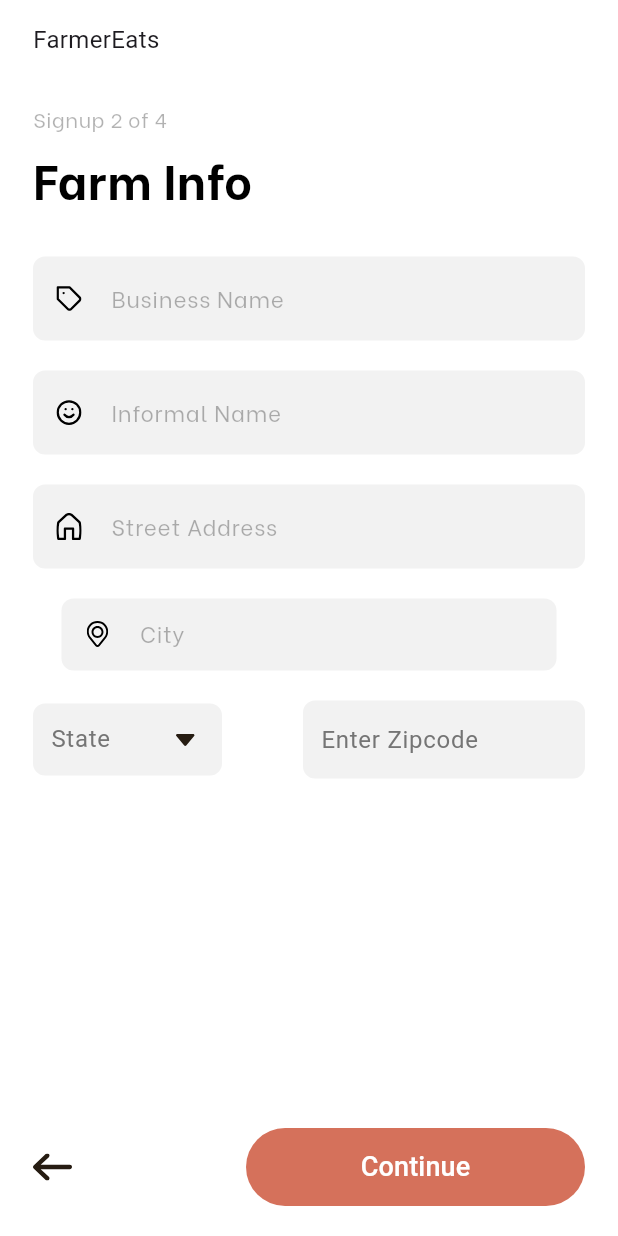
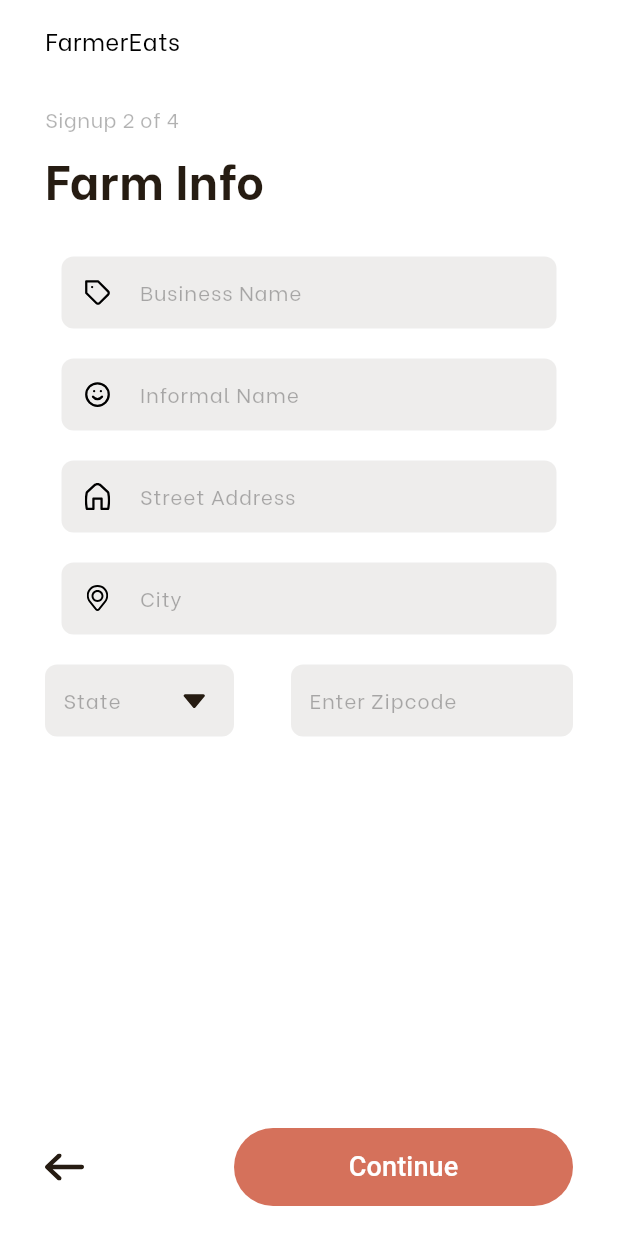
Before and after one commit to asheesh20/software_lab, a Flutter app: the SignupTwo screen opened directly, on a phone screen of 412 x 824 dp. Run offline on Flutter 3.47's test engine with Material 3 defaults, Android fonts, the phone set to English and light mode, and no system bars; our stand-ins replace flutter_svg; Roboto replaces fonts that are missing (assets/fonts/BeVietnam-ExtraBold.ttf).

Commit message:
signuptwo screen finalized

```diff
--- a/lib/main.dart
+++ b/lib/main.dart
@@ -23,8 +23,8 @@ class MyApp extends StatelessWidget {
       //home: ForgotPassword(),
       //home: VerifyOtp(),
       //home: ResetPassword(),
-      home: SignupOne(),
-      //home: SignupTwo(),
+      //home: SignupOne(),
+      home: SignupTwo(),
       //home: SignupThree(),
       //home: SignupFour(),
       //home: SignupFive(),
--- a/lib/views/signup_one.dart
+++ b/lib/views/signup_one.dart
@@ -185,6 +185,7 @@ class _SignupOneState extends State<SignupOne> {
                       height: 48,
                       width: 330,
                       child: TextFormField(
+                        obscureText: true,
                         decoration: InputDecoration(
                           prefixIcon: Padding(
                             padding: const EdgeInsets.all(15.0),
@@ -218,6 +219,7 @@ class _SignupOneState extends State<SignupOne> {
                       height: 48,
                       width: 330,
                       child: TextFormField(
+                        obscureText: true,
                         decoration: InputDecoration(
                           prefixIcon: Padding(
                             padding: const EdgeInsets.all(15.0),
--- a/lib/views/signup_two.dart
+++ b/lib/views/signup_two.dart
@@ -16,13 +16,18 @@ class _SignupTwoState extends State<SignupTwo> {
       backgroundColor: Colors.white,
       body: SafeArea(
           child: Padding(
-        padding: const EdgeInsets.symmetric(horizontal: 22.0, vertical: 15),
+        padding: const EdgeInsets.symmetric(horizontal: 30.0, vertical: 15),
         child: Column(
           crossAxisAlignment: CrossAxisAlignment.start,
           children: [
             const Text(
               'FarmerEats',
-              style: TextStyle(fontSize: 16, fontWeight: FontWeight.w400),
+              style: TextStyle(
+                fontSize: 16,
+                fontWeight: FontWeight.w400,
+                fontFamily: 'BeVietnam',
+                color: Color.fromRGBO(0, 0, 0, 1),
+              ),
             ),
             const SizedBox(height: 30),
             const Text(
@@ -30,17 +35,18 @@ class _SignupTwoState extends State<SignupTwo> {
               style: TextStyle(
                 fontFamily: 'BeVietnam',
                 fontSize: 14,
-                  color: Color.fromARGB(77, 0, 0, 0),
-                  fontWeight: FontWeight.w500),
+                color: Color.fromRGBO(0, 0, 0, 0.3),
+                fontWeight: FontWeight.w500,
+              ),
             ),
             const SizedBox(height: 7),
             const Text(
               'Farm Info',
               style: TextStyle(
-                fontFamily: 'BeVietnam',
-                color: Colors.black,
+                color: Color.fromRGBO(38, 28, 18, 1),
                 fontSize: 32,
                 fontWeight: FontWeight.w700,
+                fontFamily: 'BeVietnam',
               ),
             ),
             const SizedBox(
@@ -50,67 +56,80 @@ class _SignupTwoState extends State<SignupTwo> {
               key: _formKey,
               child: Column(
                 children: [
-                  TextFormField(
+                  SizedBox(
+                    height: 48,
+                    width: 330,
+                    child: TextFormField(
                       decoration: InputDecoration(
                         prefixIcon: Padding(
                           padding: const EdgeInsets.all(15.0),
                           child: SizedBox(
                             child: SvgPicture.asset(
                               'assets/images/business_name.svg',
-                            height: 1,
-                            width: 1,
                             ),
                           ),
                         ),
                         hintText: 'Business Name',
                         hintStyle: const TextStyle(
-                        color: Color(0x4D000000),
+                          color: Color.fromRGBO(0, 0, 0, 0.3),
                           fontWeight: FontWeight.w400,
                           fontFamily: 'BeVietnam',
-                        fontSize: 15,
+                          fontSize: 14,
                         ),
                         filled: true,
-                      fillColor: const Color(0xFFF2F2F2),
+                        fillColor: const Color.fromRGBO(38, 28, 18, 1)
+                            .withOpacity(0.08),
                         border: OutlineInputBorder(
                           borderRadius: BorderRadius.circular(8),
                           borderSide: BorderSide.none,
+                        ),
+                        contentPadding:
+                            const EdgeInsets.symmetric(horizontal: 20),
                       ),
                     ),
                   ),
                   const SizedBox(
                     height: 20,
                   ),
-                  TextFormField(
+                  SizedBox(
+                    height: 48,
+                    width: 330,
+                    child: TextFormField(
                       decoration: InputDecoration(
                         prefixIcon: Padding(
                           padding: const EdgeInsets.all(15.0),
                           child: SizedBox(
                             child: SvgPicture.asset(
                               'assets/images/informal_name.svg',
-                            height: 1,
-                            width: 1,
                             ),
                           ),
                         ),
                         hintText: 'Informal Name',
                         hintStyle: const TextStyle(
-                        color: Color(0x4D000000),
+                          color: Color.fromRGBO(0, 0, 0, 0.3),
                           fontWeight: FontWeight.w400,
                           fontFamily: 'BeVietnam',
-                        fontSize: 15,
+                          fontSize: 14,
                         ),
                         filled: true,
-                      fillColor: const Color(0xFFF2F2F2),
+                        fillColor: const Color.fromRGBO(38, 28, 18, 1)
+                            .withOpacity(0.08),
                         border: OutlineInputBorder(
                           borderRadius: BorderRadius.circular(8),
                           borderSide: BorderSide.none,
+                        ),
+                        contentPadding:
+                            const EdgeInsets.symmetric(horizontal: 20),
                       ),
                     ),
                   ),
                   const SizedBox(
                     height: 20,
                   ),
-                  TextFormField(
+                  SizedBox(
+                    height: 48,
+                    width: 330,
+                    child: TextFormField(
                       decoration: InputDecoration(
                           prefixIcon: Padding(
                             padding: const EdgeInsets.all(15.0),
@@ -122,17 +141,20 @@ class _SignupTwoState extends State<SignupTwo> {
                           ),
                           hintText: 'Street Address',
                           hintStyle: const TextStyle(
-                        color: Color(0x4D000000),
+                            color: Color.fromRGBO(0, 0, 0, 0.3),
                             fontWeight: FontWeight.w400,
                             fontFamily: 'BeVietnam',
-                        fontSize: 15,
+                            fontSize: 14,
                           ),
                           filled: true,
-                      fillColor: const Color(0xFFF2F2F2),
+                          fillColor: const Color.fromRGBO(38, 28, 18, 1)
+                              .withOpacity(0.08),
                           border: OutlineInputBorder(
                             borderRadius: BorderRadius.circular(8),
                             borderSide: BorderSide.none,
                           ),
+                          contentPadding:
+                              const EdgeInsets.symmetric(horizontal: 20)),
                     ),
                   ),
                   const SizedBox(height: 20),
@@ -146,24 +168,25 @@ class _SignupTwoState extends State<SignupTwo> {
                           child: SizedBox(
                             child: SvgPicture.asset(
                               'assets/images/city.svg',
-                              height: 1,
-                              width: 1,
                             ),
                           ),
                         ),
                         hintText: 'City',
                         hintStyle: const TextStyle(
-                          color: Color(0x4D000000),
+                          color: Color.fromRGBO(0, 0, 0, 0.3),
                           fontWeight: FontWeight.w400,
                           fontFamily: 'BeVietnam',
-                          fontSize: 15,
+                          fontSize: 14,
                         ),
                         filled: true,
-                        fillColor: const Color(0xFFF2F2F2),
+                        fillColor: const Color.fromRGBO(38, 28, 18, 1)
+                            .withOpacity(0.08),
                         border: OutlineInputBorder(
                           borderRadius: BorderRadius.circular(8),
                           borderSide: BorderSide.none,
                         ),
+                        contentPadding:
+                            const EdgeInsets.symmetric(horizontal: 20),
                       ),
                     ),
                   ),
@@ -175,7 +198,8 @@ class _SignupTwoState extends State<SignupTwo> {
                         width: 126,
                         height: 48,
                         decoration: BoxDecoration(
-                          color: const Color(0xFFF2F2F2),
+                          color: const Color.fromRGBO(38, 28, 18, 1)
+                              .withOpacity(0.08),
                           borderRadius: BorderRadius.circular(8),
                         ),
                         child: TextFormField(
@@ -185,16 +209,16 @@ class _SignupTwoState extends State<SignupTwo> {
                                 vertical: 12.0, horizontal: 12.0),
                             border: InputBorder.none,
                             hintText: 'State',
-                            hintStyle: TextStyle(
-                              color: Colors.grey.shade600,
-                              fontSize: 16,
+                            hintStyle: const TextStyle(
+                              color: Color.fromRGBO(0, 0, 0, 0.3),
+                              fontWeight: FontWeight.w400,
+                              fontFamily: 'BeVietnam',
+                              fontSize: 14,
                             ),
                             suffixIcon: Padding(
-                              padding: const EdgeInsets.all(18.0),
+                              padding: const EdgeInsets.all(19.0),
                               child: SvgPicture.asset(
                                 'assets/images/dropdown.svg',
-                                width: 13,
-                                height: 13,
                               ),
                             ),
                           ),
@@ -202,20 +226,23 @@ class _SignupTwoState extends State<SignupTwo> {
                       ),
                       Container(
                         width: 188,
-                        height: 52,
+                        height: 48,
                         decoration: BoxDecoration(
-                          color: const Color(0xFFF2F2F2),
+                          color: const Color.fromRGBO(38, 28, 18, 1)
+                              .withOpacity(0.08),
                           borderRadius: BorderRadius.circular(8),
                         ),
                         child: TextFormField(
-                          decoration: InputDecoration(
-                            contentPadding:
-                                const EdgeInsets.fromLTRB(12, 5, 10, 0),
+                          decoration: const InputDecoration(
+                            contentPadding: EdgeInsets.symmetric(
+                                vertical: 12.0, horizontal: 12.0),
                             border: InputBorder.none,
                             hintText: 'Enter Zipcode',
                             hintStyle: TextStyle(
-                              color: Colors.grey.shade600,
-                              fontSize: 16,
+                              color: Color.fromRGBO(0, 0, 0, 0.3),
+                              fontWeight: FontWeight.w400,
+                              fontFamily: 'BeVietnam',
+                              fontSize: 14,
                             ),
                           ),
                         ),
@@ -227,7 +254,7 @@ class _SignupTwoState extends State<SignupTwo> {
             ),
             const Spacer(),
             Padding(
-              padding: const EdgeInsets.symmetric(vertical: 5, horizontal: 0),
+              padding: const EdgeInsets.symmetric(vertical: 5),
               child: Row(
                 mainAxisAlignment: MainAxisAlignment.spaceBetween,
                 children: [
@@ -254,7 +281,7 @@ class _SignupTwoState extends State<SignupTwo> {
                         'Continue',
                         style: TextStyle(
                           fontFamily: 'assets/fonts/BeVietnam-ExtraBold.ttf',
-                          color: Color(0xFFFFFFFF),
+                          color: Color.fromRGBO(255, 255, 255, 1),
                           fontSize: 18,
                           fontWeight: FontWeight.w500,
                         ),
```
Lines whose indentation alone changed are shown as unchanged.
